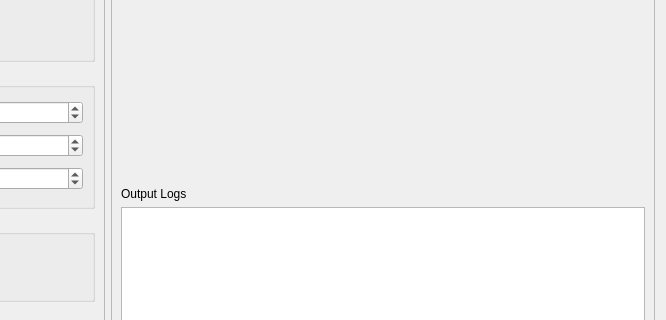
Old version of the form ui/animation_workbench_base.ui in the repository timlinux/QGISAnimationWorkbench; both pictures show x 414 to 1080 and y 313 to 633 of the 1080 by 830 pixel window.
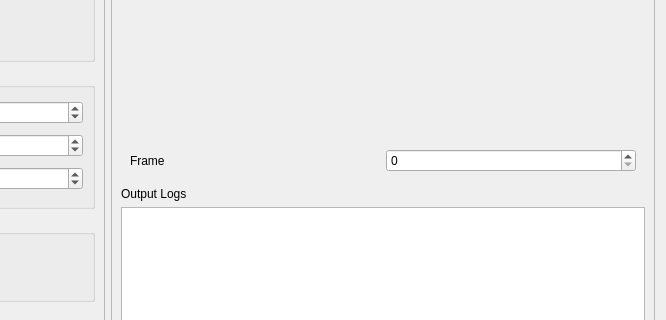
New version of the form. The open tabs and pages were chosen to show the change. Custom widgets are drawn as their Qt base class.

Commit message: Add spin box to change preview frame

What changed in the file:
```diff
--- a/ui/animation_workbench_base.ui
+++ b/ui/animation_workbench_base.ui
@@ -431,6 +431,27 @@
             </property>
            </widget>
           </item>
+          <item row="2" column="0">
+           <layout class="QHBoxLayout" name="horizontalLayout">
+            <property name="bottomMargin">
+             <number>0</number>
+            </property>
+            <item>
+             <widget class="QLabel" name="label_2">
+              <property name="text">
+               <string>Frame</string>
+              </property>
+             </widget>
+            </item>
+            <item>
+             <widget class="QSpinBox" name="preview_frame_spin">
+              <property name="maximum">
+               <number>999999999</number>
+              </property>
+             </widget>
+            </item>
+           </layout>
+          </item>
          </layout>
         </widget>
         <widget class="QWidget" name="video_page">
```
The commit also changes 3 other files.
